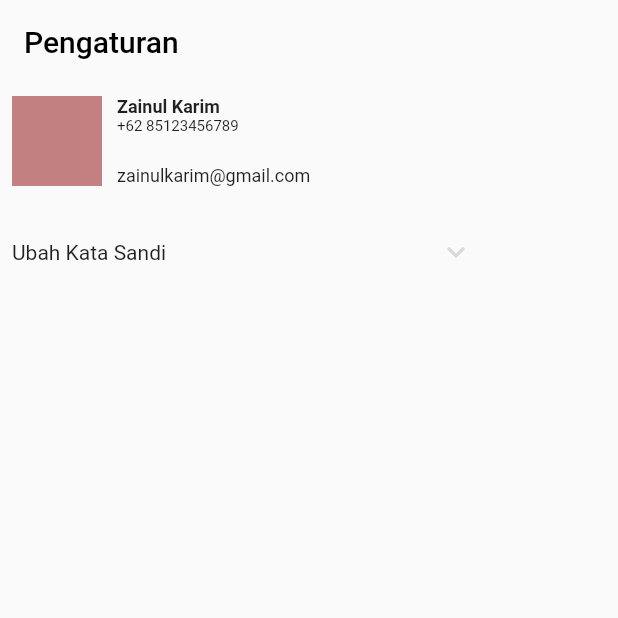
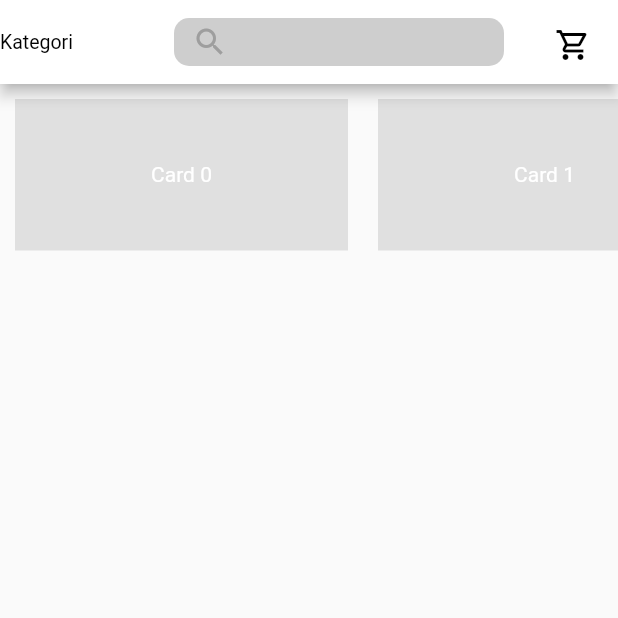
Before and after one commit to notkivaara/shedenk-mobile, a Flutter app: the screen it shows after launch, after a tap on "Masuk", on a phone screen of 412 x 824 dp, the top half of it. Run offline on Flutter 3.47's test engine with Material 2 defaults, Android fonts, the phone set to English and light mode, and no system bars; drawn by our look-alikes of dropdown_search.

Commit message:
home-navbar

```diff
--- a/lib/main.dart
+++ b/lib/main.dart
@@ -1,5 +1,5 @@
 import 'package:flutter/material.dart';
-import 'package:shedenk_mobile/LoginPage.dart';
+import 'package:shedenk_mobile/screens/LoginPage.dart';
 
 void main() => runApp(MyApp());
 
--- a/lib/LoginPage.dart
+++ b/lib/screens/LoginPage.dart
@@ -1,6 +1,7 @@
 import 'package:flutter/material.dart';
-import 'package:shedenk_mobile/RegiserPage.dart';
-import 'package:shedenk_mobile/SettingPage.dart';
+import 'package:shedenk_mobile/screens/RegiserPage.dart';
+import 'package:shedenk_mobile/screens/SettingPage.dart';
+import 'package:shedenk_mobile/screens/home/home_screen.dart';
 
 class LoginPage extends StatefulWidget {
   @override
@@ -115,7 +116,7 @@ class _LoginPageState extends State<LoginPage> {
                   // style: ,
                   onPressed: () {
                     Navigator.pushReplacement(context,
-                        MaterialPageRoute(builder: (context) => SettingPage()));
+                        MaterialPageRoute(builder: (context) => HomeScreen()));
                   },
                   child: Text("Masuk",
                       style:
--- a/lib/SettingPage.dart
+++ b/lib/screens/SettingPage.dart
@@ -91,7 +91,8 @@ class _SettingPageState extends State<SettingPage> {
                                 ),
                                 IconButton(
                                     onPressed: () {},
-                                    icon: Icon(Icons.keyboard_arrow_down), color: Color(0xFFD9D9D9)),
+                                    icon: Icon(Icons.keyboard_arrow_down),
+                                    color: Color(0xFFD9D9D9)),
                               ],
                             ),
                           ],
--- /dev/null
+++ b/lib/screens/home/components/top_navbar.dart
@@ -0,0 +1,107 @@
+import 'package:dropdown_search/dropdown_search.dart';
+import 'package:flutter/material.dart';
+import 'package:flutter/src/foundation/key.dart';
+import 'package:flutter/src/widgets/container.dart';
+import 'package:flutter/src/widgets/framework.dart';
+
+class TopNavBar extends StatefulWidget {
+  TopNavBar({Key? key}) : super(key: key);
+
+  @override
+  State<TopNavBar> createState() => _TopNavBarState();
+}
+
+class _TopNavBarState extends State<TopNavBar> {
+  @override
+  void initState() {
+    _focusNodes.forEach((node) {
+      node.addListener(() {
+        setState(() {});
+      });
+    });
+    super.initState();
+  }
+
+  Widget build(BuildContext context) {
+    return topNavBar();
+  }
+}
+
+List<Map<String, dynamic>> myList = [
+  {"category": "Kaos", "id": 1},
+  {"category": "Celana", "id": 2},
+  {"category": "Hoodie", "id": 3},
+];
+List<FocusNode> _focusNodes = [
+  FocusNode(),
+  FocusNode(),
+];
+
+AppBar topNavBar() {
+  return AppBar(
+    backgroundColor: Colors.white,
+    leadingWidth: 100,
+    leading: DropdownSearch<Map<String, dynamic>>(
+      popupProps: PopupProps.menu(
+        itemBuilder: (context, item, isSelected) => ListTile(
+          title: Text(
+            item["category"].toString(),
+          ),
+        ),
+      ),
+      dropdownBuilder: (context, selectedItem) => Padding(
+        padding: const EdgeInsets.only(top: 8.0),
+        child: Text(
+          selectedItem?["category"].toString() ?? "Kategori",
+          style: TextStyle(color: Colors.black, fontSize: 13),
+        ),
+      ),
+      items: myList,
+      dropdownButtonProps: DropdownButtonProps(isVisible: false),
+      dropdownDecoratorProps: DropDownDecoratorProps(
+        dropdownSearchDecoration: InputDecoration(
+          border: UnderlineInputBorder(
+            borderSide: BorderSide(style: BorderStyle.none),
+          ),
+          enabledBorder: InputBorder.none,
+          focusedBorder: InputBorder.none,
+        ),
+      ),
+      onChanged: (value) => print(value?["id"] ?? null),
+    ),
+    title: Container(
+      height: 32.0,
+      width: 222.0,
+      child: TextField(
+        textAlignVertical: TextAlignVertical.center,
+        focusNode: _focusNodes[0],
+        cursorColor: Colors.red,
+        style: TextStyle(color: Colors.black),
+        decoration: InputDecoration(
+          prefixIcon: Icon(
+            Icons.search,
+            color: _focusNodes[0].hasFocus ? Colors.red : Colors.grey,
+          ),
+          filled: true,
+          fillColor: Colors.grey.withOpacity(0.5),
+          border: OutlineInputBorder(
+            borderSide: BorderSide.none,
+            borderRadius: BorderRadius.circular(10.0),
+          ),
+          focusColor: Colors.grey,
+          enabledBorder: OutlineInputBorder(
+            borderSide: BorderSide.none,
+            borderRadius: BorderRadius.circular(10.0),
+          ),
+          prefixIconColor: Colors.grey,
+        ),
+      ),
+    ),
+    actions: [
+      Padding(
+        padding: const EdgeInsets.all(18.0),
+        child: Icon(Icons.shopping_cart_outlined, color: Colors.black),
+      ),
+    ],
+  );
+}
--- /dev/null
+++ b/lib/screens/home/home_screen.dart
@@ -0,0 +1,50 @@
+import 'dart:ui';
+
+import 'package:dropdown_search/dropdown_search.dart';
+import 'package:flutter/material.dart';
+import 'package:flutter/rendering.dart';
+import 'package:flutter/src/foundation/key.dart';
+import 'package:flutter/src/widgets/container.dart';
+import 'package:flutter/src/widgets/framework.dart';
+import 'components/top_navbar.dart';
+
+class HomeScreen extends StatefulWidget {
+  @override
+  State<HomeScreen> createState() => _HomeScreenState();
+}
+
+class _HomeScreenState extends State<HomeScreen> {
+  Widget build(BuildContext context) {
+    return Scaffold(
+      appBar: topNavBar(),
+      body: Container(
+        child: SingleChildScrollView(
+          child: Column(
+            mainAxisSize: MainAxisSize.min,
+            children: [
+              SizedBox(
+                height: 121,
+                child: ListView.builder(
+                  itemCount: 3,
+                  scrollDirection: Axis.horizontal,
+                  itemBuilder: (context, index) => Container(
+                    height: 121,
+                    width: 222,
+                    margin: EdgeInsets.all(10),
+                    child: Center(
+                      child: Text(
+                        "Card $index",
+                        style: TextStyle(color: Colors.white),
+                      ),
+                    ),
+                    color: Colors.grey[300],
+                  ),
+                ),
+              ),
+            ],
+          ),
+        ),
+      ),
+    );
+  }
+}
```
Also changed, not shown: lib/screens/RegiserPage.dart (renamed from lib/RegiserPage.dart, +5 -2 lines), pubspec.yaml (+4 -10 lines), pubspec.lock.
